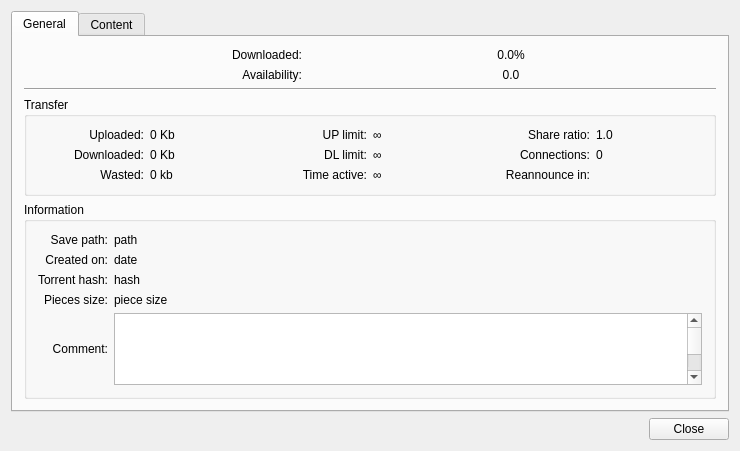
The window that src/torrent_properties.ui (qmule/qmule) describes before a commit, drawn with Qt 5.
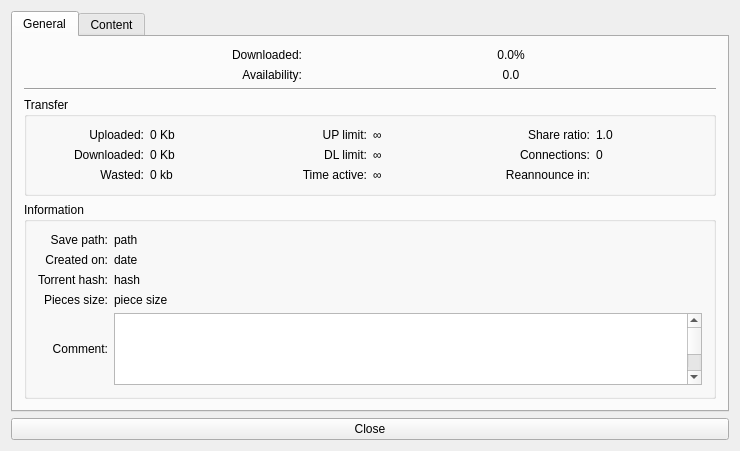
The same window after the commit.

Commit message: #122 disable hide menu

Patch:
```diff
--- a/src/torrent_properties.ui
+++ b/src/torrent_properties.ui
@@ -605,7 +605,7 @@
      </widget>
     </widget>
    </item>
-   <item alignment="Qt::AlignRight">
+   <item>
     <widget class="QPushButton" name="btnClose">
      <property name="text">
       <string>Close</string>
```
The commit also changes 1 other file.
